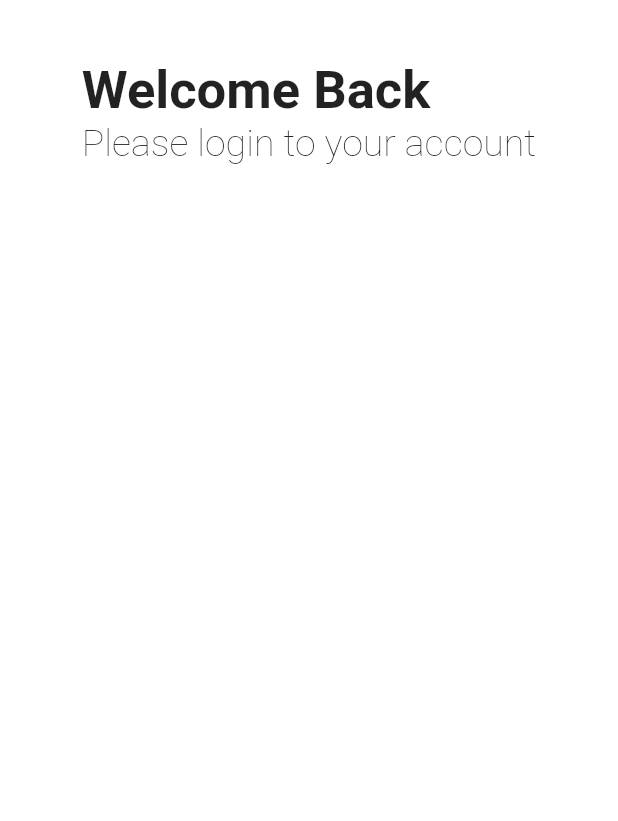
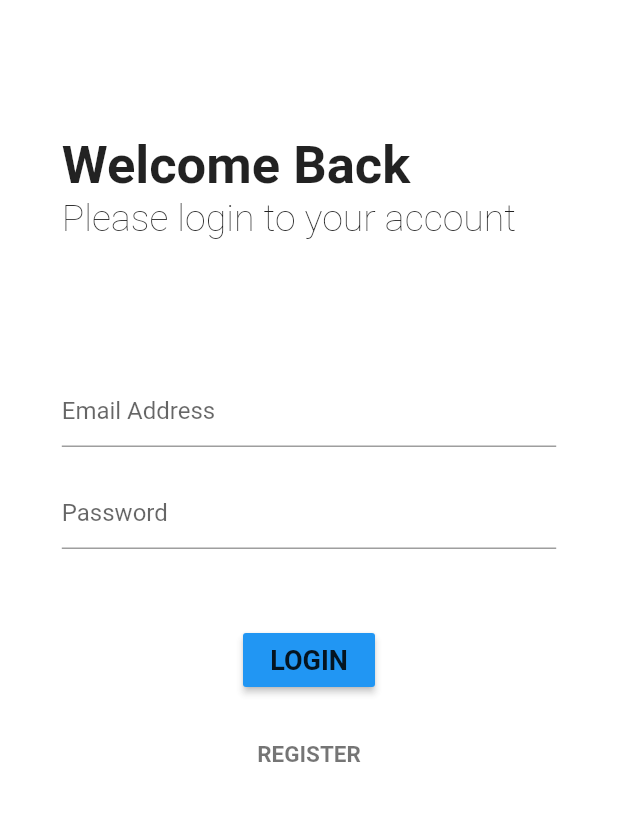
Before and after one commit to femidof/silver-dollop, a Flutter app: the screen it shows after launch, on a phone screen of 412 x 824 dp, the part 105-926 px from its top. Run offline on Flutter 3.47's test engine with Material 2 defaults, Android fonts, the phone set to English and light mode, and no system bars; drawn by our look-alikes of shimmer; our stand-ins replace firebase_auth, firebase_core, google_fonts; accounts and stored records are empty.

Commit message:
debug login stage

```diff
--- /dev/null
+++ b/pinger/lib/auth/auth.dart
@@ -0,0 +1,36 @@
+import 'package:flutter/material.dart';
+import 'package:firebase_auth/firebase_auth.dart';
+
+enum AuthStatus {
+  NotAuthenticated,
+  Authenticating,
+  Authenticated,
+  UserNotFound,
+  Error,
+}
+
+class AuthProvider extends ChangeNotifier {
+  User user;
+  AuthStatus status;
+  FirebaseAuth _auth;
+  static AuthProvider instance = AuthProvider();
+
+  AuthProvider() {
+    _auth = FirebaseAuth.instance;
+  }
+  void loginUserWIthEmailAndPassword(String _email, String _password) async {
+    status = AuthStatus.Authenticating;
+    notifyListeners();
+    try {
+      UserCredential _result = await _auth.signInWithEmailAndPassword(
+          email: _email, password: _password);
+      user = _result.user;
+      status = AuthStatus.Authenticated;
+      print("login successful");
+      // Navigate to HomePage
+    } catch (e) {
+      status = AuthStatus.Error;
+      // displays error
+    }
+  }
+}
--- a/pinger/lib/main.dart
+++ b/pinger/lib/main.dart
@@ -16,6 +16,7 @@ class MyApp extends StatelessWidget {
   @override
   Widget build(BuildContext context) {
     return MaterialApp(
+      debugShowCheckedModeBanner: false,
       title: 'PINGER',
       theme: ThemeData(
         primarySwatch: Colors.blue,
--- a/pinger/lib/screen/login.dart
+++ b/pinger/lib/screen/login.dart
@@ -10,15 +10,20 @@ class LoginPage extends StatefulWidget {
 class _LoginPageState extends State<LoginPage> {
   double _deviceHeight;
   double _deviceWidth;
+  String _email;
+  String _password;
   GlobalKey<FormState> _formkey;
-
+  _LoginPageState() {
+    _formkey = GlobalKey<FormState>();
+  }
   @override
   Widget build(BuildContext context) {
     _deviceHeight = MediaQuery.of(context).size.height;
     _deviceWidth = MediaQuery.of(context).size.width;
     return Scaffold(
       backgroundColor: Colors.white70,
-      body: Column(
+      body: SingleChildScrollView(
+        child: Column(
           children: [
             SafeArea(
               // child: Center(
@@ -35,12 +40,16 @@ class _LoginPageState extends State<LoginPage> {
             _loginPageUI(),
           ],
         ),
+      ),
     );
   }
 
   Widget _loginPageUI() {
+    print(_email);
+    print(_password);
     return Container(
       alignment: Alignment.center,
+      padding: EdgeInsets.symmetric(horizontal: _deviceWidth * 0.10),
       child: Column(
         mainAxisAlignment: MainAxisAlignment.spaceEvenly,
         mainAxisSize: MainAxisSize.max,
@@ -62,7 +71,7 @@ class _LoginPageState extends State<LoginPage> {
         crossAxisAlignment: CrossAxisAlignment.start,
         children: [
           SizedBox(
-            height: 40,
+            height: 90,
           ),
           Text(
             "Welcome Back",
@@ -81,11 +90,121 @@ class _LoginPageState extends State<LoginPage> {
     return Container(
       child: Form(
         key: _formkey,
+        onChanged: () {},
         child: Column(
           mainAxisAlignment: MainAxisAlignment.spaceBetween,
           mainAxisSize: MainAxisSize.max,
           crossAxisAlignment: CrossAxisAlignment.start,
-          children: [],
+          children: [
+            SizedBox(
+              height: 90,
+            ),
+            _emailTextField(),
+            SizedBox(
+              height: 20,
+            ),
+            _passwordTextField(),
+            SizedBox(
+              height: 50,
+            ),
+            _loginButton(),
+            SizedBox(
+              height: 30,
+            ),
+            _registerButton(),
+          ],
+        ),
+      ),
+    );
+  }
+
+  Widget _emailTextField() {
+    return TextFormField(
+      autocorrect: false,
+      style: TextStyle(
+        color: Colors.black,
+      ),
+      validator: (_input) {},
+      onSaved: (_input) {
+        setState(() {
+          _email = _input;
+        });
+      },
+      cursorColor: Colors.black,
+      decoration: InputDecoration(
+        hintText: "Email Address",
+        focusedBorder: UnderlineInputBorder(
+          borderSide: BorderSide(
+            color: Colors.white,
+          ),
+        ),
+      ),
+    );
+  }
+
+  Widget _passwordTextField() {
+    return TextFormField(
+      obscureText: true,
+      autocorrect: false,
+      style: TextStyle(
+        color: Colors.black,
+      ),
+      validator: (_input) {
+        // _password
+      },
+      onSaved: (_input) {
+        setState(() {
+          _password = _input;
+        });
+      },
+      cursorColor: Colors.black,
+      decoration: InputDecoration(
+        hintText: "Password",
+        focusedBorder: UnderlineInputBorder(
+          borderSide: BorderSide(
+            color: Colors.white,
+          ),
+        ),
+      ),
+    );
+  }
+
+  Widget _loginButton() {
+    return Container(
+      child: Center(
+        child: MaterialButton(
+          onPressed: () {
+            print("login");
+          },
+          child: Text(
+            "LOGIN",
+            style: TextStyle(
+              fontSize: 18,
+              fontWeight: FontWeight.w700,
+            ),
+          ),
+          color: Colors.blue,
+        ),
+      ),
+    );
+  }
+
+  Widget _registerButton() {
+    return Center(
+      child: GestureDetector(
+        onTap: () {
+          print("register");
+        },
+        child: Container(
+          child: Text(
+            "REGISTER",
+            style: TextStyle(
+              fontSize: 15,
+              fontWeight: FontWeight.w700,
+              color: Colors.black54,
+            ),
+            textAlign: TextAlign.center,
+          ),
         ),
       ),
     );
```
Also changed, not shown: pinger/pubspec.yaml (+9 -9 lines), pinger/pubspec.lock. Lines whose indentation alone changed are shown as unchanged.
